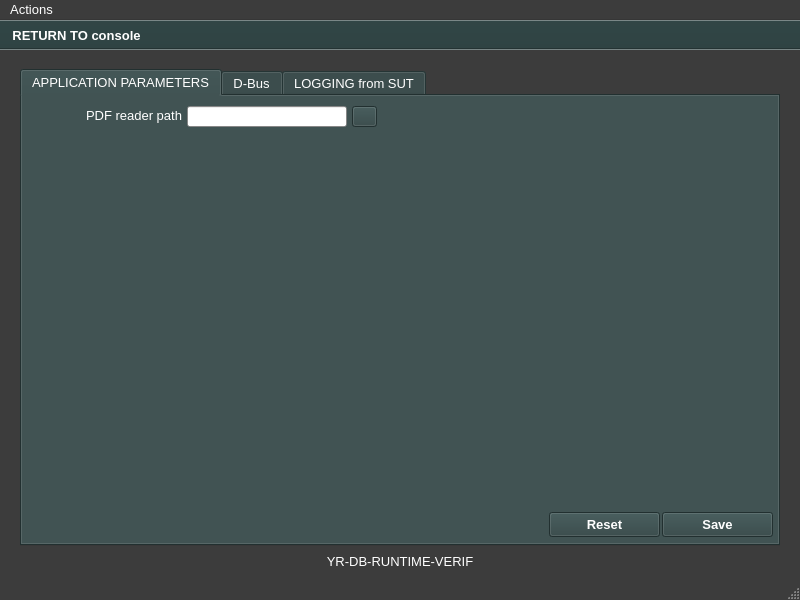
This is ui/yr-db-runtime-verif-setup-window.ui in yerothd/yr-db-runtime-verif as Qt 5 draws it before an edit. The edited form follows.
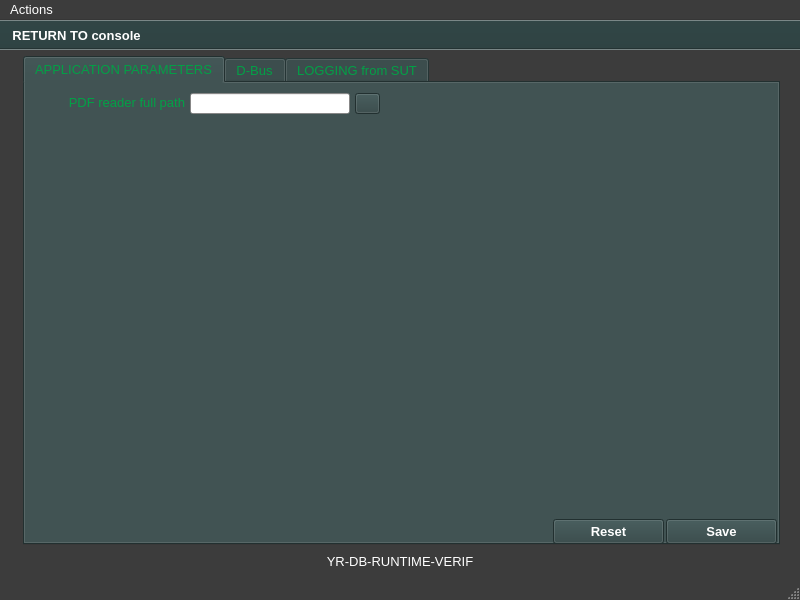
This is the edited form. Icons and pictures are not drawn. Custom widgets are drawn as their Qt base class.

```diff
--- a/ui/yr-db-runtime-verif-setup-window.ui
+++ b/ui/yr-db-runtime-verif-setup-window.ui
@@ -1,7 +1,7 @@
 <?xml version="1.0" encoding="UTF-8"?>
 <ui version="4.0">
- <class>YRDBRUNTIMEVERIF_MainWindow</class>
- <widget class="QMainWindow" name="YRDBRUNTIMEVERIF_MainWindow">
+ <class>YRDBRUNTIMEVERIF_SetupWindow</class>
+ <widget class="QMainWindow" name="YRDBRUNTIMEVERIF_SetupWindow">
   <property name="windowModality">
    <enum>Qt::NonModal</enum>
   </property>
@@ -518,7 +518,7 @@
    </font>
   </property>
   <property name="windowTitle">
-   <string>YR-DB-RUNTIME-VERIF _ console</string>
+   <string>YR-DB-RUNTIME-VERIF _ settings configuration panel</string>
   </property>
   <property name="autoFillBackground">
    <bool>true</bool>
@@ -1167,10 +1167,10 @@
    <widget class="QTabWidget" name="tabWidget_administration">
     <property name="geometry">
      <rect>
-      <x>20</x>
-      <y>19</y>
-      <width>760</width>
-      <height>477</height>
+      <x>23</x>
+      <y>6</y>
+      <width>757</width>
+      <height>489</height>
      </rect>
     </property>
     <property name="palette">
@@ -1179,9 +1179,9 @@
        <colorrole role="WindowText">
         <brush brushstyle="SolidPattern">
          <color alpha="255">
-          <red>255</red>
-          <green>255</green>
-          <blue>255</blue>
+          <red>2</red>
+          <green>160</green>
+          <blue>70</blue>
          </color>
         </brush>
        </colorrole>
@@ -1284,6 +1284,15 @@
          </color>
         </brush>
        </colorrole>
+       <colorrole role="HighlightedText">
+        <brush brushstyle="SolidPattern">
+         <color alpha="255">
+          <red>48</red>
+          <green>140</green>
+          <blue>198</blue>
+         </color>
+        </brush>
+       </colorrole>
        <colorrole role="AlternateBase">
         <brush brushstyle="SolidPattern">
          <color alpha="255">
@@ -1325,9 +1334,9 @@
        <colorrole role="WindowText">
         <brush brushstyle="SolidPattern">
          <color alpha="255">
-          <red>255</red>
-          <green>255</green>
-          <blue>255</blue>
+          <red>2</red>
+          <green>160</green>
+          <blue>70</blue>
          </color>
         </brush>
        </colorrole>
@@ -1430,6 +1439,15 @@
          </color>
         </brush>
        </colorrole>
+       <colorrole role="HighlightedText">
+        <brush brushstyle="SolidPattern">
+         <color alpha="255">
+          <red>48</red>
+          <green>140</green>
+          <blue>198</blue>
+         </color>
+        </brush>
+       </colorrole>
        <colorrole role="AlternateBase">
         <brush brushstyle="SolidPattern">
          <color alpha="255">
@@ -1576,6 +1594,15 @@
          </color>
         </brush>
        </colorrole>
+       <colorrole role="HighlightedText">
+        <brush brushstyle="SolidPattern">
+         <color alpha="255">
+          <red>48</red>
+          <green>140</green>
+          <blue>198</blue>
+         </color>
+        </brush>
+       </colorrole>
        <colorrole role="AlternateBase">
         <brush brushstyle="SolidPattern">
          <color alpha="255">
@@ -1629,11 +1656,11 @@
      <attribute name="title">
       <string>APPLICATION PARAMETERS</string>
      </attribute>
-     <widget class="YerothPushButton" name="pushButton_RESET_parameters_change">
+     <widget class="QPushButton" name="pushButton_RESET_parameters_change">
       <property name="geometry">
        <rect>
-        <x>527</x>
-        <y>416</y>
+        <x>528</x>
+        <y>436</y>
         <width>111</width>
         <height>25</height>
        </rect>
@@ -2091,11 +2118,11 @@
        <string>Reset</string>
       </property>
      </widget>
-     <widget class="YerothPushButton" name="pushButton_SAVE_parameters">
+     <widget class="QPushButton" name="pushButton_SAVE_parameters">
       <property name="geometry">
        <rect>
-        <x>640</x>
-        <y>416</y>
+        <x>641</x>
+        <y>436</y>
         <width>111</width>
         <height>25</height>
        </rect>
@@ -2211,6 +2238,24 @@
            </color>
           </brush>
          </colorrole>
+         <colorrole role="Highlight">
+          <brush brushstyle="SolidPattern">
+           <color alpha="255">
+            <red>47</red>
+            <green>67</green>
+            <blue>67</blue>
+           </color>
+          </brush>
+         </colorrole>
+         <colorrole role="HighlightedText">
+          <brush brushstyle="SolidPattern">
+           <color alpha="255">
+            <red>47</red>
+            <green>67</green>
+            <blue>67</blue>
+           </color>
+          </brush>
+         </colorrole>
          <colorrole role="AlternateBase">
           <brush brushstyle="SolidPattern">
            <color alpha="255">
@@ -2357,6 +2402,24 @@
            </color>
           </brush>
          </colorrole>
+         <colorrole role="Highlight">
+          <brush brushstyle="SolidPattern">
+           <color alpha="255">
+            <red>47</red>
+            <green>67</green>
+            <blue>67</blue>
+           </color>
+          </brush>
+         </colorrole>
+         <colorrole role="HighlightedText">
+          <brush brushstyle="SolidPattern">
+           <color alpha="255">
+            <red>47</red>
+            <green>67</green>
+            <blue>67</blue>
+           </color>
+          </brush>
+         </colorrole>
          <colorrole role="AlternateBase">
           <brush brushstyle="SolidPattern">
            <color alpha="255">
@@ -2503,6 +2566,24 @@
            </color>
           </brush>
          </colorrole>
+         <colorrole role="Highlight">
+          <brush brushstyle="SolidPattern">
+           <color alpha="255">
+            <red>145</red>
+            <green>145</green>
+            <blue>145</blue>
+           </color>
+          </brush>
+         </colorrole>
+         <colorrole role="HighlightedText">
+          <brush brushstyle="SolidPattern">
+           <color alpha="255">
+            <red>47</red>
+            <green>67</green>
+            <blue>67</blue>
+           </color>
+          </brush>
+         </colorrole>
          <colorrole role="AlternateBase">
           <brush brushstyle="SolidPattern">
            <color alpha="255">
@@ -2553,7 +2634,7 @@
        <string>Save</string>
       </property>
      </widget>
-     <widget class="YerothPushButton" name="pushButton_choose_repertoire_systeme_latex">
+     <widget class="QPushButton" name="pushButton_choose_repertoire_systeme_latex">
       <property name="geometry">
        <rect>
         <x>330</x>
@@ -3011,12 +3092,11 @@
        <string/>
       </property>
       <property name="icon">
-       <iconset>
-        <normaloff>../../yeroth-erp-3-0/yeroth-erp-3-0-images/folder-sort.svg.png</normaloff>
-        <normalon>:/yeroth-erp-3-0-images/folder-sort.svg.png</normalon>../../yeroth-erp-3-0/yeroth-erp-3-0-images/folder-sort.svg.png</iconset>
+       <iconset resource="../yr-db-runtime-verif.qrc">
+        <normaloff>:/yr-db-runtime-verif-images/folder-sort.svg.png</normaloff>:/yr-db-runtime-verif-images/folder-sort.svg.png</iconset>
       </property>
      </widget>
-     <widget class="QLabel" name="label_repertoire_systeme_latex">
+     <widget class="QLabel" name="label">
       <property name="geometry">
        <rect>
         <x>0</x>
@@ -3036,13 +3116,13 @@
        <string/>
       </property>
       <property name="text">
-       <string>PDF reader path</string>
+       <string>PDF reader full path</string>
       </property>
       <property name="alignment">
        <set>Qt::AlignRight|Qt::AlignTrailing|Qt::AlignVCenter</set>
       </property>
      </widget>
-     <widget class="YerothLineEdit" name="lineEdit_repertoire_systeme_latex">
+     <widget class="QLineEdit" name="lineEdit_pdf_reader_full_path">
       <property name="geometry">
        <rect>
         <x>165</x>
@@ -3162,6 +3242,15 @@
            </color>
           </brush>
          </colorrole>
+         <colorrole role="Highlight">
+          <brush brushstyle="SolidPattern">
+           <color alpha="255">
+            <red>0</red>
+            <green>0</green>
+            <blue>0</blue>
+           </color>
+          </brush>
+         </colorrole>
          <colorrole role="HighlightedText">
           <brush brushstyle="SolidPattern">
            <color alpha="255">
@@ -3317,6 +3406,15 @@
            </color>
           </brush>
          </colorrole>
+         <colorrole role="Highlight">
+          <brush brushstyle="SolidPattern">
+           <color alpha="255">
+            <red>0</red>
+            <green>0</green>
+            <blue>0</blue>
+           </color>
+          </brush>
+         </colorrole>
          <colorrole role="HighlightedText">
           <brush brushstyle="SolidPattern">
            <color alpha="255">
@@ -3472,6 +3570,15 @@
            </color>
           </brush>
          </colorrole>
+         <colorrole role="Highlight">
+          <brush brushstyle="SolidPattern">
+           <color alpha="255">
+            <red>145</red>
+            <green>145</green>
+            <blue>145</blue>
+           </color>
+          </brush>
+         </colorrole>
          <colorrole role="HighlightedText">
           <brush brushstyle="SolidPattern">
            <color alpha="255">
@@ -4864,21 +4971,6 @@
    </property>
   </action>
  </widget>
- <customwidgets>
-  <customwidget>
-   <class>YerothPushButton</class>
-   <extends>QPushButton</extends>
-   <header>src/widgets/yeroth-erp-push-button.hpp</header>
-   <slots>
-    <slot>handleItemModification(QModelIndex)</slot>
-   </slots>
-  </customwidget>
-  <customwidget>
-   <class>YerothLineEdit</class>
-   <extends>QLineEdit</extends>
-   <header>src/widgets/yeroth-erp-line-edit.hpp</header>
-  </customwidget>
- </customwidgets>
  <resources>
   <include location="../yr-db-runtime-verif.qrc"/>
  </resources>
```
